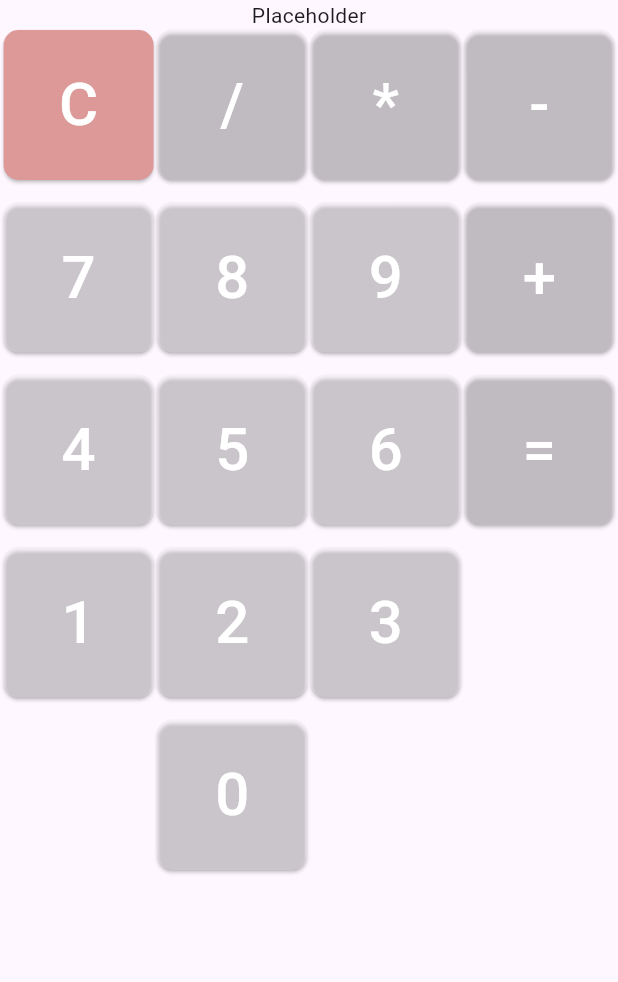
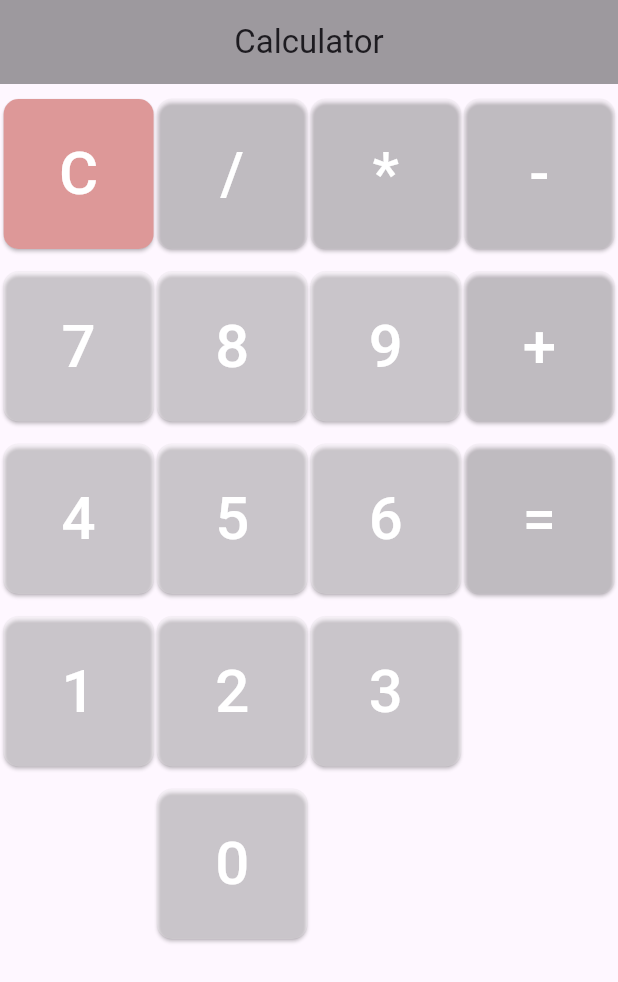
Before and after one commit to mikhailova-klavdia/flutter-practice, a Flutter app: the screen it shows after launch, on a phone screen of 412 x 824 dp. Shown: the top 982 px of the screen. Run offline on Flutter 3.47's test engine with Material 3 defaults, Android fonts, the phone set to English and light mode, and no system bars.

Commit message:
added appbar

```diff
--- a/lib/main.dart
+++ b/lib/main.dart
@@ -28,9 +28,15 @@ class _CalculatorState extends State<Calculator> {
   @override
   Widget build(BuildContext context) {
     return Scaffold(
+      appBar: AppBar(
+        title: Text("Calculator"),
+        backgroundColor: Colors.black38,
+        centerTitle: true,
+      ),
+
       body: Column(
         children: [
-          Text("Placeholder"),
+          SizedBox(height: 10),
           Row(
             mainAxisAlignment: MainAxisAlignment.spaceEvenly,
             children: [
```
